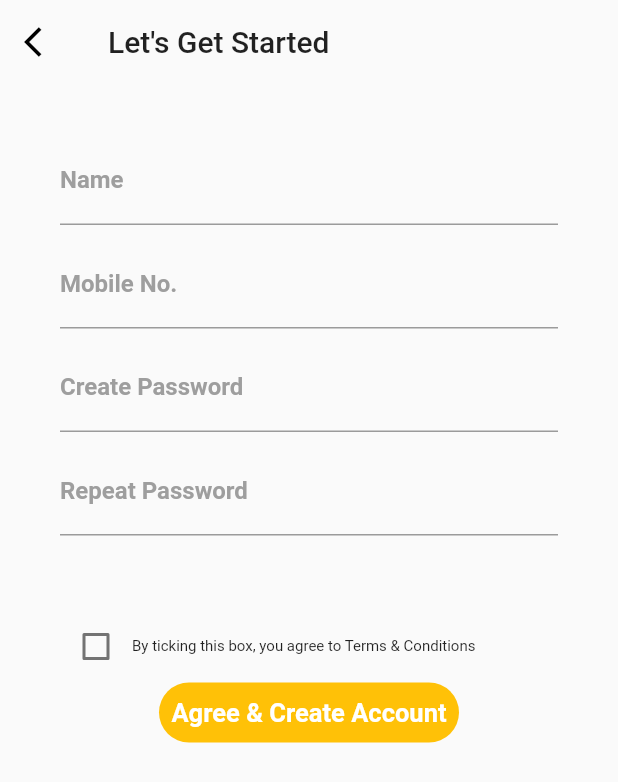
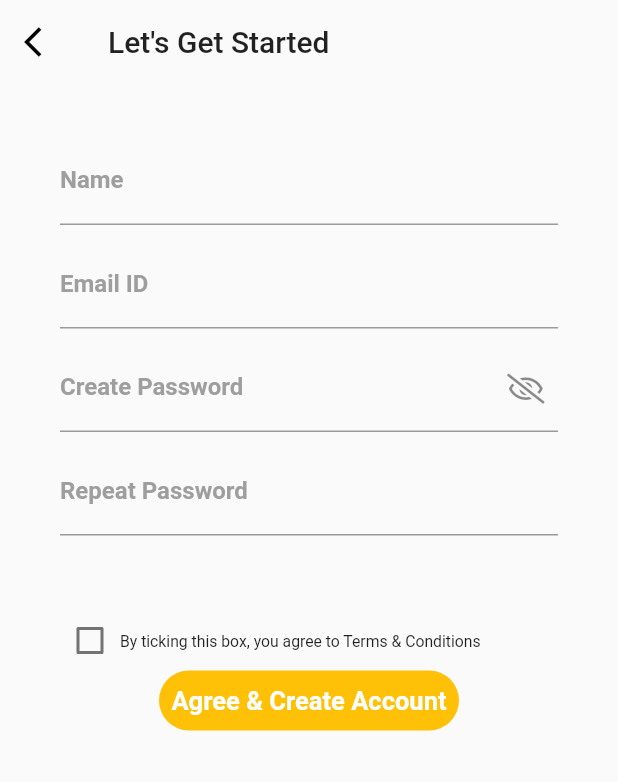
Before and after one commit to JobinBiju/Authentication_Screen_Flutter, a Flutter app: the screen it shows after launch, after a tap on "Sign In", after a tap on "New to instock? Sign Up", on a phone screen of 412 x 824 dp. Shown: the top 782 px of the screen. Run offline on Flutter 3.47's test engine with Material 2 defaults, Android fonts, the phone set to English and light mode, and no system bars; our stand-ins replace font_awesome_flutter.

Commit message:
Login & Reg Completed

```diff
--- a/lib/screens/login.dart
+++ b/lib/screens/login.dart
@@ -2,7 +2,6 @@ import 'package:authenticatio_instock/screens/register.dart';
 import 'package:authenticatio_instock/utilities/global.dart';
 import 'package:flutter/material.dart';
 import 'package:font_awesome_flutter/font_awesome_flutter.dart';
-import '';
 
 class LoginScreen extends StatefulWidget {
   @override
@@ -12,7 +11,7 @@ class LoginScreen extends StatefulWidget {
 class _LoginScreenState extends State<LoginScreen> {
   bool showPassword = false;
   final _formKey = GlobalKey<FormState>();
-  double phone; String password = '';
+  double phone; String password; String email;
 
   @override
   Widget build(BuildContext context) {
@@ -39,7 +38,7 @@ class _LoginScreenState extends State<LoginScreen> {
                   children: [
                     TextFormField(
                       decoration: InputDecoration(
-                        labelText: 'Phone No.',
+                        labelText: 'Email ID',
                         labelStyle: TextStyle(
                           fontWeight: FontWeight.w600,
                           color: Colors.grey,
@@ -47,7 +46,7 @@ class _LoginScreenState extends State<LoginScreen> {
                       ),
                       validator: (value) {
                         if (value.isEmpty) {
-                          return 'Enter the number';
+                          return 'Enter the email';
                         }
                         return null;
                       },
@@ -76,9 +75,6 @@ class _LoginScreenState extends State<LoginScreen> {
                       ),
                       obscureText: !showPassword,
                       validator: (input) {
-                        if (input.isEmpty) {
-                          return 'Enter the password';
-                        }
                         passwordValidator(input);
                         return null;
                       },
--- a/lib/screens/register.dart
+++ b/lib/screens/register.dart
@@ -1,3 +1,4 @@
+import 'package:flutter/cupertino.dart';
 import 'package:flutter/material.dart';
 import 'package:font_awesome_flutter/font_awesome_flutter.dart';
 
@@ -7,8 +8,14 @@ class RegisterScreen extends StatefulWidget {
 }
 
 class _RegisterScreenState extends State<RegisterScreen> {
+  final _formKey = GlobalKey<FormState>();
+  bool showPassword = false;
+  String password;
+  String email;
+  String name;
   final Color kColor = Colors.amber;
   bool checkBoxValue = false;
+
   @override
   Widget build(BuildContext context) {
     return Scaffold(
@@ -23,12 +30,14 @@ class _RegisterScreenState extends State<RegisterScreen> {
           child: Icon(Icons.arrow_back_ios),
         ),
       ),
-      body: SingleChildScrollView(
+      body: Form(
+        key: _formKey,
+        child: SingleChildScrollView(
           child: Container(
             padding: EdgeInsets.only(top: 35.0, left: 40.0, right: 40.0),
             child: Column(
               children: [
-              TextField(
+                TextFormField(
                   decoration: InputDecoration(
                     labelText: 'Name',
                     labelStyle: TextStyle(
@@ -36,36 +45,63 @@ class _RegisterScreenState extends State<RegisterScreen> {
                       color: Colors.grey,
                     ),
                   ),
+                  onChanged: (value) {
+                    name = value;
+                  },
                 ),
                 SizedBox(
                   height: 10,
                 ),
-              TextField(
+                TextFormField(
                   decoration: InputDecoration(
-                  labelText: 'Mobile No.',
+                    labelText: 'Email ID',
                     labelStyle: TextStyle(
                       fontWeight: FontWeight.w600,
                       color: Colors.grey,
                     ),
                   ),
+                  validator: (input) {
+                    return input.contains('@') ? null : 'Enter valid email';
+                  },
+                  onChanged: (value) {
+                    email = value;
+                  },
                 ),
                 SizedBox(
                   height: 10,
                 ),
-              TextField(
+                TextFormField(
                   decoration: InputDecoration(
                     labelText: 'Create Password',
                     labelStyle: TextStyle(
                       fontWeight: FontWeight.w600,
                       color: Colors.grey,
                     ),
+                    suffixIcon: IconButton(
+                      iconSize: 20.0,
+                      onPressed: () {
+                        setState(() {
+                          showPassword = !showPassword;
+                        });
+                      },
+                      icon: Icon(showPassword
+                          ? FontAwesomeIcons.eye
+                          : FontAwesomeIcons.eyeSlash),
                     ),
-                obscureText: true,
+                  ),
+                  obscureText: !showPassword,
+                  onChanged: (value) {
+                    password = value;
+                  },
+                  // ignore: missing_return
+                  validator: (input) {
+                    passwordValidator(input);
+                  },
                 ),
                 SizedBox(
                   height: 10,
                 ),
-              TextField(
+                TextFormField(
                   decoration: InputDecoration(
                     labelText: 'Repeat Password',
                     labelStyle: TextStyle(
@@ -73,7 +109,11 @@ class _RegisterScreenState extends State<RegisterScreen> {
                       color: Colors.grey,
                     ),
                   ),
-                obscureText: true,
+                  obscureText: !showPassword,
+                  // ignore: missing_return
+                  validator: (input) {
+                    repeatPasswordValidator(input);
+                  },
                 ),
                 SizedBox(
                   height: 50.0,
@@ -81,6 +121,7 @@ class _RegisterScreenState extends State<RegisterScreen> {
                 Row(
                   children: [
                     Checkbox(
+                      materialTapTargetSize: MaterialTapTargetSize.shrinkWrap,
                       value: checkBoxValue,
                       onChanged: (bool ifChecked) {
                         setState(() {
@@ -91,7 +132,7 @@ class _RegisterScreenState extends State<RegisterScreen> {
                     Text(
                       'By ticking this box, you agree to Terms & Conditions',
                       style: TextStyle(
-                      fontSize: 10.0,
+                        fontSize: 10.5,
                       ),
                     ),
                   ],
@@ -122,6 +163,43 @@ class _RegisterScreenState extends State<RegisterScreen> {
             ),
           ),
         ),
+      ),
     );
   }
+
+  String passwordValidator(String input) {
+    if (input.isEmpty) {
+      return 'Enter a password';
+    } else {
+      //Checks for 8 characters
+      //Checks for at least one number / alphabet
+      RegExp regex = RegExp(r"^(?=.*[A-Za-z])(?=.*\d)[A-Za-z\d]{8,}$");
+      if (!regex.hasMatch(input)) {
+        if (input.length < 8) {
+          return 'The password should be at least 8 characters';
+        } else {
+          return 'The password should have at least one number or alphabet';
         }
+      }
+    }
+    return null;
+  }
+
+  String repeatPasswordValidator(String input) {
+    if (input.isEmpty) {
+      return 'Repeat password';
+    } else {
+      //Checks for 8 characters
+      //Checks for at least one number / alphabet
+      RegExp regex = RegExp(r"^(?=.*[A-Za-z])(?=.*\d)[A-Za-z\d]{8,}$");
+      if (!regex.hasMatch(input)) {
+        if (input.length < 8) {
+          return 'The password should be at least 8 characters';
+        } else if (input != password) {
+          return 'Password Mismatch';
+        }
+      }
+    }
+    return null;
+  }
+}
```
Also changed, not shown: pubspec.lock, 2 other files. Lines whose indentation alone changed are shown as unchanged.
